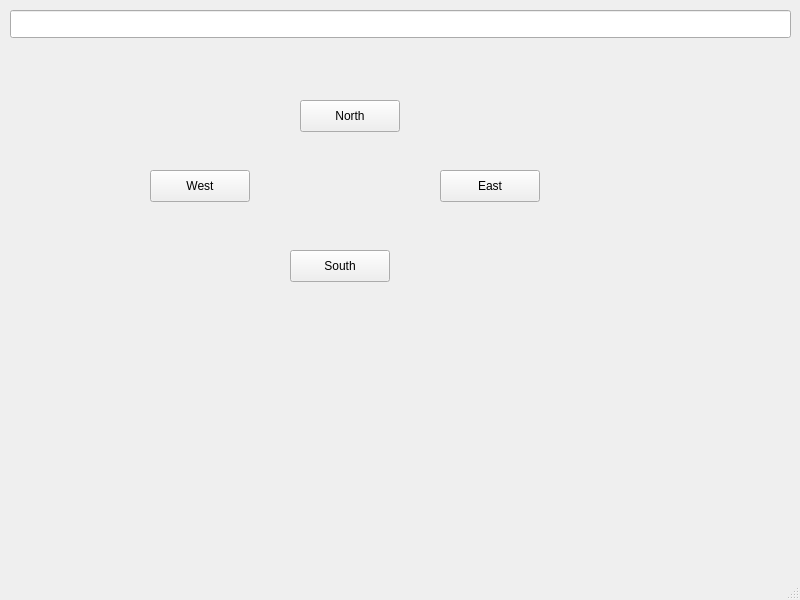
oisinfrizzell26/Oisin_Zork, file mainwindow.ui: the form before one commit.
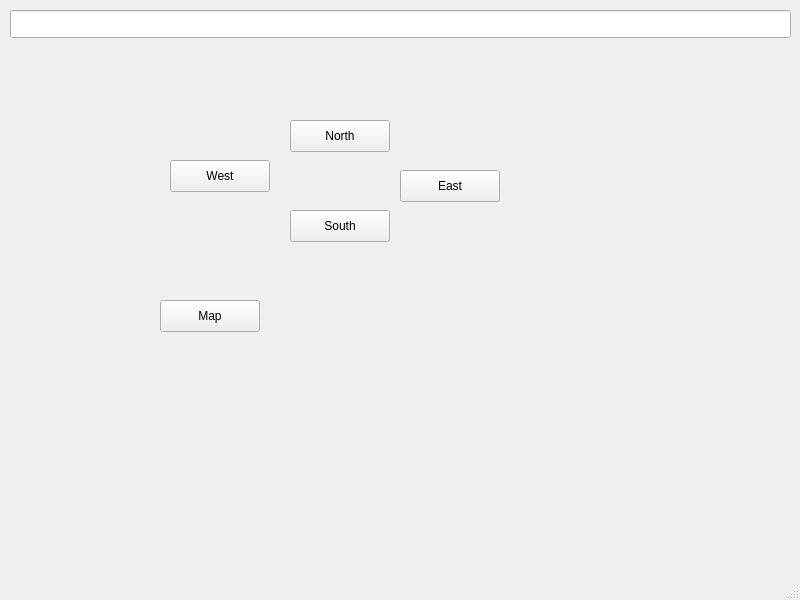
The form after the commit.

Diff of the .ui file:
```diff
--- a/mainwindow.ui
+++ b/mainwindow.ui
@@ -27,8 +27,8 @@
    <widget class="QPushButton" name="northButton">
     <property name="geometry">
      <rect>
-      <x>300</x>
-      <y>100</y>
+      <x>290</x>
+      <y>120</y>
       <width>100</width>
       <height>32</height>
      </rect>
@@ -40,7 +40,7 @@
    <widget class="QPushButton" name="eastButton">
     <property name="geometry">
      <rect>
-      <x>440</x>
+      <x>400</x>
       <y>170</y>
       <width>100</width>
       <height>32</height>
@@ -53,8 +53,8 @@
    <widget class="QPushButton" name="westButton">
     <property name="geometry">
      <rect>
-      <x>150</x>
-      <y>170</y>
+      <x>170</x>
+      <y>160</y>
       <width>100</width>
       <height>32</height>
      </rect>
@@ -67,7 +67,7 @@
     <property name="geometry">
      <rect>
       <x>290</x>
-      <y>250</y>
+      <y>210</y>
       <width>100</width>
       <height>32</height>
      </rect>
@@ -76,6 +76,19 @@
      <string>South</string>
     </property>
    </widget>
+   <widget class="QPushButton" name="mapButton">
+    <property name="geometry">
+     <rect>
+      <x>160</x>
+      <y>300</y>
+      <width>100</width>
+      <height>32</height>
+     </rect>
+    </property>
+    <property name="text">
+     <string>Map</string>
+    </property>
+   </widget>
   </widget>
   <widget class="QMenuBar" name="menubar">
    <property name="geometry">
```
